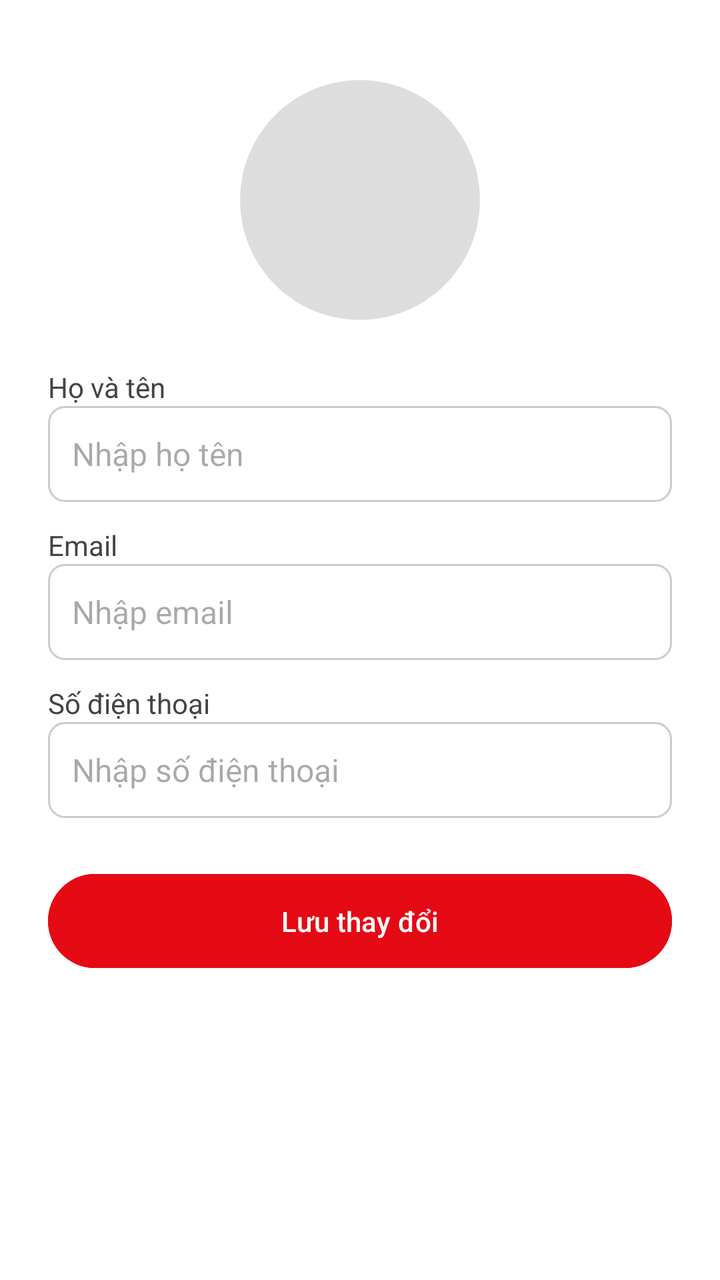
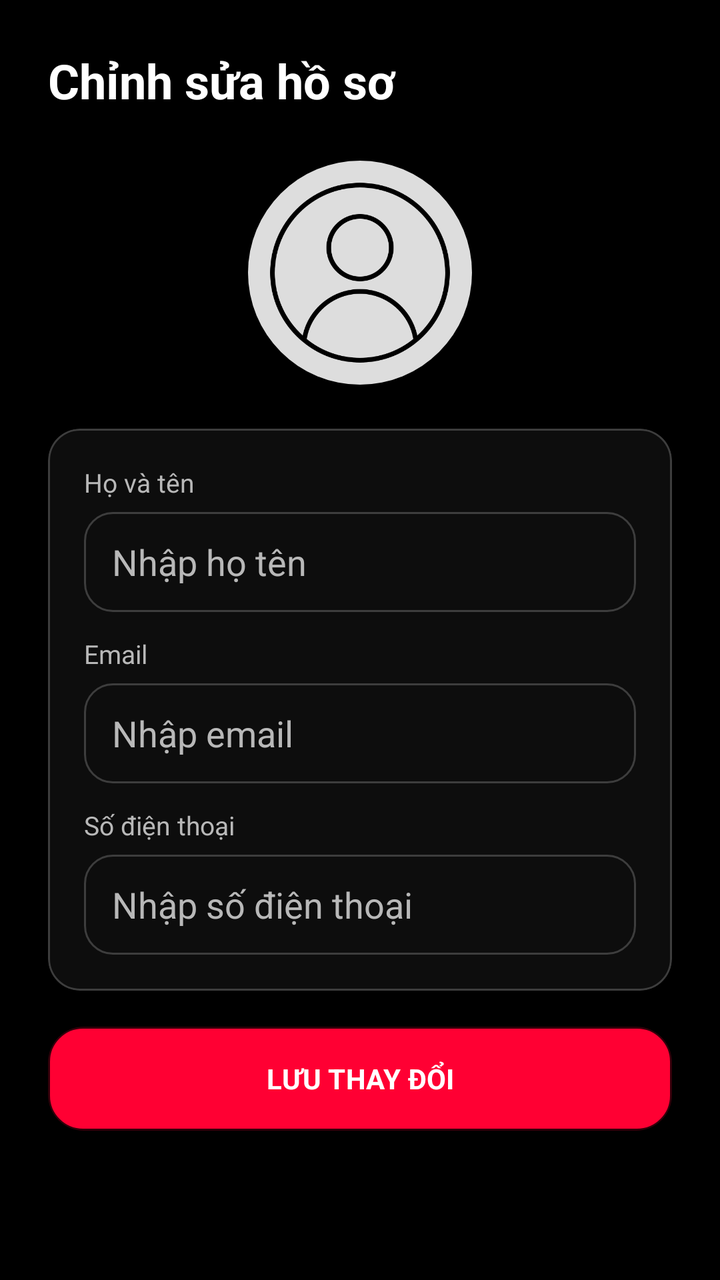

The first picture is an Android layout as it rendered before a commit; the second is the same layout after the commit. The layout source and the unified diff follow.
<!-- AndroidManifest.xml: application theme Theme.BookingCinema -->
<!-- res/layout/activity_edit_profile.xml -->
<?xml version="1.0" encoding="utf-8"?>
<ScrollView xmlns:android="http://schemas.android.com/apk/res/android"
    android:layout_width="match_parent"
    android:layout_height="match_parent"
    android:background="#FFFFFF"
    android:padding="24dp">

    <LinearLayout
        android:layout_width="match_parent"
        android:layout_height="wrap_content"
        android:orientation="vertical"
        android:gravity="center_horizontal">

        
        <ImageView
            android:id="@+id/imgAvatar"
            android:layout_width="120dp"
            android:layout_height="120dp"
            android:layout_marginBottom="16dp"
            android:layout_marginTop="16dp"
            android:scaleType="centerCrop"
            android:background="@drawable/avatar_circle_bg"
            android:padding="6dp" />

        
        <TextView
            android:layout_width="match_parent"
            android:layout_height="wrap_content"
            android:text="Họ và tên"
            android:textSize="14sp"
            android:textColor="#444444"
            android:layout_marginTop="8dp" />

        <EditText
            android:id="@+id/edtFullName"
            android:layout_width="match_parent"
            android:layout_height="48dp"
            android:hint="Nhập họ tên"
            android:background="@drawable/edittext_bg"
            android:padding="12dp"
            android:textColor="#000000"
            android:textSize="16sp" />

        
        <TextView
            android:layout_width="match_parent"
            android:layout_height="wrap_content"
            android:text="Email"
            android:textSize="14sp"
            android:textColor="#444444"
            android:layout_marginTop="12dp" />

        <EditText
            android:id="@+id/edtEmail"
            android:layout_width="match_parent"
            android:layout_height="48dp"
            android:hint="Nhập email"
            android:inputType="textEmailAddress"
            android:background="@drawable/edittext_bg"
            android:padding="12dp"
            android:textColor="#000000"
            android:textSize="16sp" />

        
        <TextView
            android:layout_width="match_parent"
            android:layout_height="wrap_content"
            android:text="Số điện thoại"
            android:textSize="14sp"
            android:textColor="#444444"
            android:layout_marginTop="12dp" />

        <EditText
            android:id="@+id/edtPhone"
            android:layout_width="match_parent"
            android:layout_height="48dp"
            android:hint="Nhập số điện thoại"
            android:inputType="phone"
            android:background="@drawable/edittext_bg"
            android:padding="12dp"
            android:textColor="#000000"
            android:textSize="16sp" />

        
        <Button
            android:id="@+id/btnSave"
            android:layout_width="match_parent"
            android:layout_height="wrap_content"
            android:text="Lưu thay đổi"
            android:textAllCaps="false"
            android:textColor="#FFFFFF"
            android:backgroundTint="#E50914"
            android:layout_marginTop="24dp"
            android:padding="14dp" />
    </LinearLayout>
</ScrollView>
<!-- resources referenced by this layout -->
<resources>
  <!-- drawable avatar_circle_bg (drawable) -->
  <?xml version="1.0" encoding="utf-8"?>
  <shape xmlns:android="http://schemas.android.com/apk/res/android"
      android:shape="oval">
      <solid android:color="#DDDDDD"/>
  </shape>
  <!-- drawable edittext_bg (drawable) -->
  <?xml version="1.0" encoding="utf-8"?>
  <shape xmlns:android="http://schemas.android.com/apk/res/android">
      <solid android:color="#FFFFFF"/>
      <corners android:radius="8dp"/>
      <stroke android:width="1dp" android:color="#CCCCCC"/>
  </shape>
  <style name="Theme.BookingCinema" parent="Base.Theme.BookingCinema" />
  <style name="Base.Theme.BookingCinema" parent="Theme.Material3.DayNight.NoActionBar">
          
          
      </style>
</resources>

<!-- the commit's change to res/layout/activity_edit_profile.xml (unified diff, before → after) -->
@@ -1,96 +1,123 @@
 <?xml version="1.0" encoding="utf-8"?>
 <ScrollView xmlns:android="http://schemas.android.com/apk/res/android"
+    xmlns:app="http://schemas.android.com/apk/res-auto"
     android:layout_width="match_parent"
     android:layout_height="match_parent"
-    android:background="#FFFFFF"
-    android:padding="24dp">
+    android:background="@color/cinema_bg"
+    android:fillViewport="true">
 
     <LinearLayout
         android:layout_width="match_parent"
         android:layout_height="wrap_content"
+        android:gravity="center_horizontal"
         android:orientation="vertical"
-        android:gravity="center_horizontal">
+        android:padding="24dp">
 
-        
-        <ImageView
-            android:id="@+id/imgAvatar"
-            android:layout_width="120dp"
-            android:layout_height="120dp"
-            android:layout_marginBottom="16dp"
-            android:layout_marginTop="16dp"
-            android:scaleType="centerCrop"
-            android:background="@drawable/avatar_circle_bg"
-            android:padding="6dp" />
-
-        
         <TextView
             android:layout_width="match_parent"
             android:layout_height="wrap_content"
-            android:text="Họ và tên"
-            android:textSize="14sp"
-            android:textColor="#444444"
-            android:layout_marginTop="8dp" />
+            android:text="Chỉnh sửa hồ sơ"
+            android:textColor="@color/cinema_text"
+            android:textSize="24sp"
+            android:textStyle="bold" />
 
-        <EditText
-            android:id="@+id/edtFullName"
-            android:layout_width="match_parent"
-            android:layout_height="48dp"
-            android:hint="Nhập họ tên"
-            android:background="@drawable/edittext_bg"
-            android:padding="12dp"
-            android:textColor="#000000"
-            android:textSize="16sp" />
+        <ImageView
+            android:id="@+id/imgAvatar"
+            android:layout_width="112dp"
+            android:layout_height="112dp"
+            android:layout_marginTop="24dp"
+            android:background="@drawable/avatar_circle_bg"
+            android:contentDescription="Ảnh đại diện"
+            android:padding="6dp"
+            android:scaleType="centerCrop"
+            android:src="@drawable/ic_profile" />
 
-        
-        <TextView
+        <com.google.android.material.card.MaterialCardView
             android:layout_width="match_parent"
             android:layout_height="wrap_content"
-            android:text="Email"
-            android:textSize="14sp"
-            android:textColor="#444444"
-            android:layout_marginTop="12dp" />
+            android:layout_marginTop="22dp"
+            app:cardBackgroundColor="@color/cinema_panel"
+            app:cardCornerRadius="16dp"
+            app:cardElevation="0dp"
+            app:strokeColor="@color/cinema_stroke"
+            app:strokeWidth="1dp">
 
-        <EditText
-            android:id="@+id/edtEmail"
-            android:layout_width="match_parent"
-            android:layout_height="48dp"
-            android:hint="Nhập email"
-            android:inputType="textEmailAddress"
-            android:background="@drawable/edittext_bg"
-            android:padding="12dp"
-            android:textColor="#000000"
-            android:textSize="16sp" />
+            <LinearLayout
+                android:layout_width="match_parent"
+                android:layout_height="wrap_content"
+                android:orientation="vertical"
+                android:padding="18dp">
 
-        
-        <TextView
-            android:layout_width="match_parent"
-            android:layout_height="wrap_content"
-            android:text="Số điện thoại"
-            android:textSize="14sp"
-            android:textColor="#444444"
-            android:layout_marginTop="12dp" />
+                <TextView
+                    android:layout_width="match_parent"
+                    android:layout_height="wrap_content"
+                    android:text="Họ và tên"
+                    android:textColor="@color/cinema_text_muted"
+                    android:textSize="13sp" />
 
-        <EditText
-            android:id="@+id/edtPhone"
-            android:layout_width="match_parent"
-            android:layout_height="48dp"
-            android:hint="Nhập số điện thoại"
-            android:inputType="phone"
-            android:background="@drawable/edittext_bg"
-            android:padding="12dp"
-            android:textColor="#000000"
-            android:textSize="16sp" />
+                <EditText
+                    android:id="@+id/edtFullName"
+                    android:layout_width="match_parent"
+                    android:layout_height="50dp"
+                    android:layout_marginTop="6dp"
+                    android:background="@drawable/bg_input_luxe"
+                    android:hint="Nhập họ tên"
+                    android:inputType="textPersonName"
+                    android:paddingHorizontal="14dp"
+                    android:textColor="@color/cinema_text"
+                    android:textColorHint="@color/cinema_text_muted" />
 
-        
+                <TextView
+                    android:layout_width="match_parent"
+                    android:layout_height="wrap_content"
+                    android:layout_marginTop="12dp"
+                    android:text="Email"
+                    android:textColor="@color/cinema_text_muted"
+                    android:textSize="13sp" />
+
+                <EditText
+                    android:id="@+id/edtEmail"
+                    android:layout_width="match_parent"
+                    android:layout_height="50dp"
+                    android:layout_marginTop="6dp"
+                    android:background="@drawable/bg_input_luxe"
+                    android:hint="Nhập email"
+                    android:inputType="textEmailAddress"
+                    android:paddingHorizontal="14dp"
+                    android:textColor="@color/cinema_text"
+                    android:textColorHint="@color/cinema_text_muted" />
+
+                <TextView
+                    android:layout_width="match_parent"
+                    android:layout_height="wrap_content"
+                    android:layout_marginTop="12dp"
+                    android:text="Số điện thoại"
+                    android:textColor="@color/cinema_text_muted"
+                    android:textSize="13sp" />
+
+                <EditText
+                    android:id="@+id/edtPhone"
+                    android:layout_width="match_parent"
+                    android:layout_height="50dp"
+                    android:layout_marginTop="6dp"
+                    android:background="@drawable/bg_input_luxe"
+                    android:hint="Nhập số điện thoại"
+                    android:inputType="phone"
+                    android:paddingHorizontal="14dp"
+                    android:textColor="@color/cinema_text"
+                    android:textColorHint="@color/cinema_text_muted" />
+            </LinearLayout>
+        </com.google.android.material.card.MaterialCardView>
+
         <Button
             android:id="@+id/btnSave"
             android:layout_width="match_parent"
-            android:layout_height="wrap_content"
-            android:text="Lưu thay đổi"
-            android:textAllCaps="false"
-            android:textColor="#FFFFFF"
-            android:backgroundTint="#E50914"
-            android:layout_marginTop="24dp"
-            android:padding="14dp" />
+            android:layout_height="52dp"
+            android:layout_marginTop="18dp"
+            android:background="@drawable/bg_button_neon"
+            android:text="LƯU THAY ĐỔI"
+            android:textAllCaps="true"
+            android:textColor="@color/white"
+            android:textStyle="bold" />
     </LinearLayout>
 </ScrollView>
<!-- resource entries referenced after the edit -->
@@ -1,22 +1,66 @@
 <!-- resources referenced by this layout -->
 <resources>
+  <color name="cinema_bg">#000000</color>
+  <color name="cinema_panel">#0D0D0D</color>
+  <color name="cinema_stroke">#33FFFFFF</color>
+  <color name="cinema_text">#FFFFFFFF</color>
+  <color name="cinema_text_muted">#B8B8B8</color>
+  <color name="white">#FFFFFFFF</color>
   <!-- drawable avatar_circle_bg (drawable) -->
   <?xml version="1.0" encoding="utf-8"?>
   <shape xmlns:android="http://schemas.android.com/apk/res/android"
       android:shape="oval">
       <solid android:color="#DDDDDD"/>
   </shape>
-  <!-- drawable edittext_bg (drawable) -->
+  <!-- drawable bg_button_neon (drawable) -->
+  <?xml version="1.0" encoding="utf-8"?>
+  <layer-list xmlns:android="http://schemas.android.com/apk/res/android">
+      <item>
+          <shape>
+              <solid android:color="#33FF0033" />
+              <corners android:radius="18dp" />
+          </shape>
+      </item>
+      <item
+          android:left="1dp"
+          android:top="1dp"
+          android:right="1dp"
+          android:bottom="1dp">
+          <shape>
+              <solid android:color="#FF0033" />
+              <stroke
+                  android:width="1dp"
+                  android:color="#FFFF5C78" />
+              <corners android:radius="16dp" />
+              <padding
+                  android:left="18dp"
+                  android:top="12dp"
+                  android:right="18dp"
+                  android:bottom="12dp" />
+          </shape>
+      </item>
+  </layer-list>
+  <!-- drawable bg_input_luxe (drawable) -->
   <?xml version="1.0" encoding="utf-8"?>
   <shape xmlns:android="http://schemas.android.com/apk/res/android">
-      <solid android:color="#FFFFFF"/>
-      <corners android:radius="8dp"/>
-      <stroke android:width="1dp" android:color="#CCCCCC"/>
+      <solid android:color="#0D0D0D" />
+      <stroke android:width="1dp" android:color="#33FFFFFF" />
+      <corners android:radius="14dp" />
+      <padding android:left="14dp" android:top="10dp" android:right="14dp" android:bottom="10dp" />
   </shape>
+  <!-- drawable ic_profile: png bitmap (drawable, 18718 bytes) -->
   <style name="Theme.BookingCinema" parent="Base.Theme.BookingCinema" />
   <style name="Base.Theme.BookingCinema" parent="Theme.Material3.DayNight.NoActionBar">
-          
-          
+          <item name="android:fontFamily">sans-serif</item>
+          <item name="fontFamily">sans-serif</item>
+          <item name="android:windowLightStatusBar">false</item>
+          <item name="android:statusBarColor">@color/cinema_bg</item>
+          <item name="android:navigationBarColor">@color/cinema_bg</item>
+          <item name="android:windowNoTitle">true</item>
+          <item name="colorPrimary">@color/cinema_accent</item>
+          <item name="colorSecondary">@color/cinema_accent</item>
+          <item name="colorSurface">@color/cinema_panel</item>
       </style>
+  <color name="cinema_accent">#FF0033</color>
 </resources>
 
